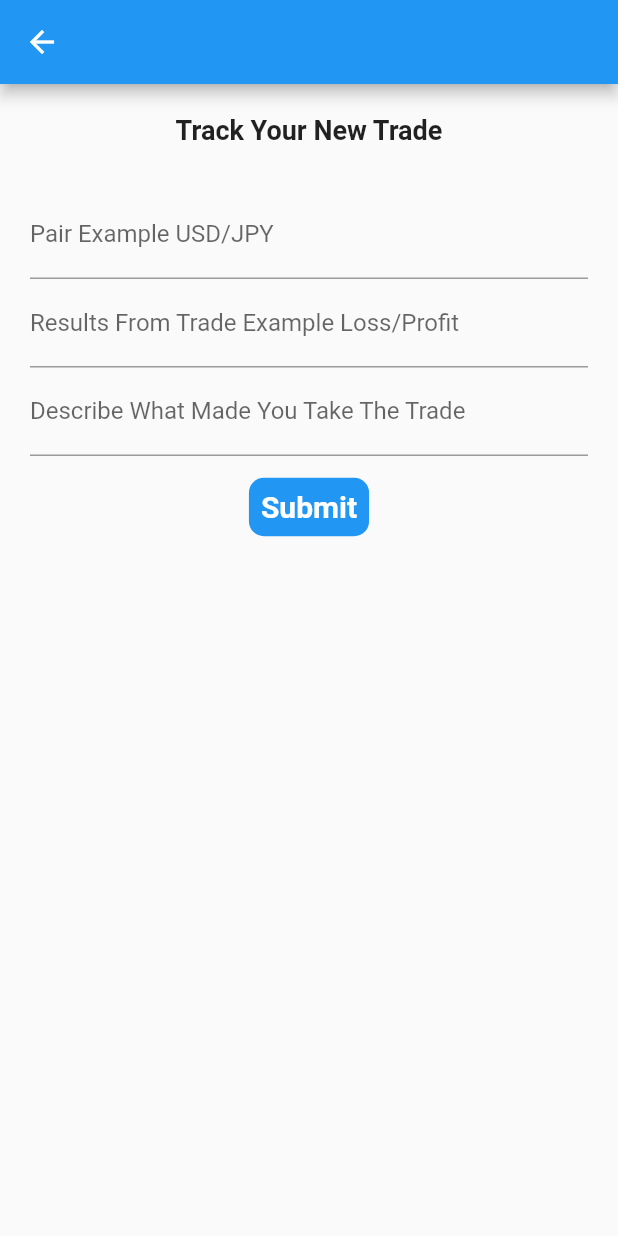
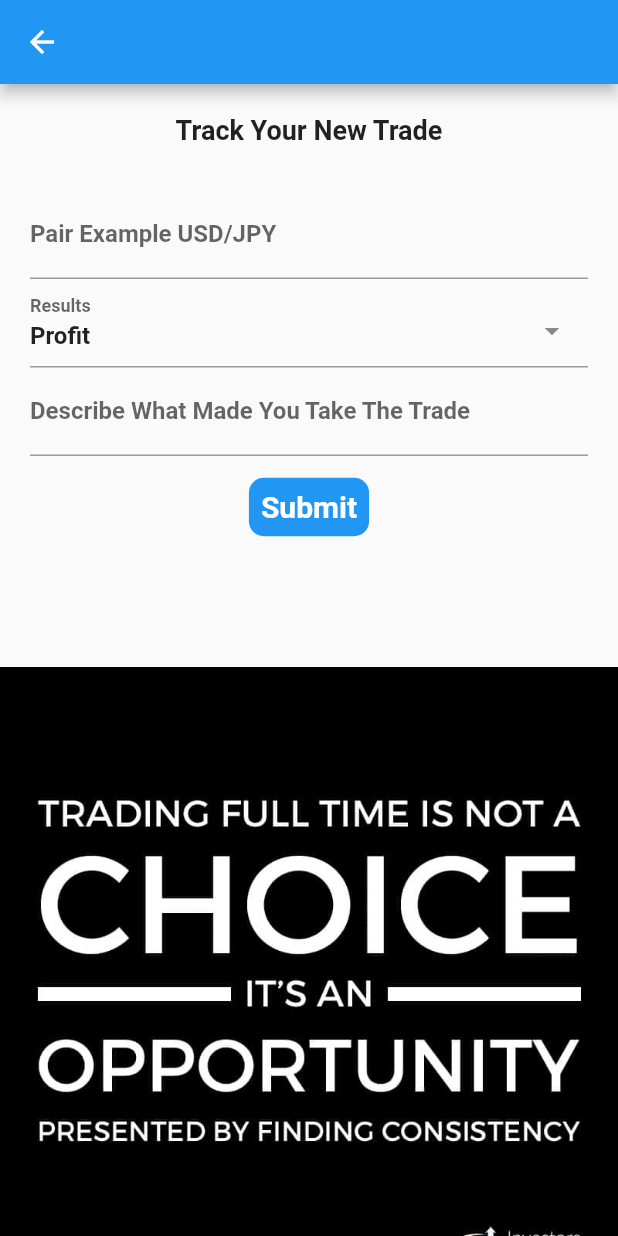
Before and after one commit to luqmantuke/FxHub, a Flutter app: the AddTrade screen opened directly, on a phone screen of 412 x 824 dp. Run offline on Flutter 3.47's test engine with Material 2 defaults, Android fonts, the phone set to English and light mode, and no system bars; drawn by our look-alikes of select_form_field; our stand-ins replace cloud_firestore, firebase_auth, firebase_core, flutter_svg, font_awesome_flutter, google_sign_in; accounts and stored records are empty.

Commit message:
Done with section A

```diff
--- a/lib/screens/add_trade.dart
+++ b/lib/screens/add_trade.dart
@@ -3,10 +3,10 @@ import 'package:firebaseauth/screens/homepage.dart';
 import 'package:flutter/material.dart';
 import 'package:provider/provider.dart';
 import '../provider/trades.dart';
+import 'package:select_form_field/select_form_field.dart';
 
 class AddTrade extends StatefulWidget {
   final List<Trade> tradeList = [];
-
   @override
   _AddTradeState createState() => _AddTradeState();
 }
@@ -15,6 +15,23 @@ class _AddTradeState extends State<AddTrade> {
   final pairController = TextEditingController();
   final resultController = TextEditingController();
   final descriptionController = TextEditingController();
+  String tradeResult = "profit";
+
+  final List<Map<String, dynamic>> _results = [
+    {
+      'value': 'profit',
+      'label': 'Profit',
+      // 'icon': Icon(Icons.stop),
+      'textStyle': TextStyle(color: Colors.green, fontSize: 18),
+    },
+    {
+      'value': 'loss',
+      'label': 'Loss',
+      // 'icon': Icon(Icons.stop),
+      'textStyle': TextStyle(color: Colors.red, fontSize: 18)
+    },
+  ];
+
   void addTrade(
     String pair,
     String id,
@@ -22,6 +39,7 @@ class _AddTradeState extends State<AddTrade> {
     String description,
   ) {
     final trade = Provider.of<Trades>(context, listen: false);
+
     trade.addTrade(Trade(
         pair: pair,
         id: 'id',
@@ -57,18 +75,46 @@ class _AddTradeState extends State<AddTrade> {
                   // height: MediaQuery.of(context).size.height * 0.2,
                   child: Column(children: [
                     TextField(
-                      decoration:
-                          InputDecoration(labelText: "Pair Example USD/JPY"),
+                      decoration: InputDecoration(
+                          labelText: "Pair Example USD/JPY",
+                          labelStyle: TextStyle(
+                              fontSize: 16, fontWeight: FontWeight.bold)),
                       controller: pairController,
+                      onChanged: (value) {
+                        pairController.value = TextEditingValue(
+                            text: value.toUpperCase(),
+                            selection: pairController.selection);
+                      },
+                    ),
+                    SelectFormField(
+                      type: SelectFormFieldType.dropdown, // or can be dialog
+                      initialValue: 'profit',
+                      // icon: Icon(Icons.money),
+                      labelText: 'Results',
+                      style:
+                          TextStyle(fontSize: 16, fontWeight: FontWeight.bold),
+                      items: _results,
+                      onChanged: (val) {
+                        setState(() {
+                          tradeResult = val;
+                        });
+                        print(tradeResult);
+                      },
+                      onSaved: (value) {
+                        if (value == null) {
+                          print("null");
+                        } else
+                          setState(() {
+                            tradeResult = value;
+                          });
+                        print(tradeResult);
+                      },
                     ),
                     TextField(
                       decoration: InputDecoration(
-                          labelText: "Results From Trade Example Loss/Profit"),
-                      controller: resultController,
-                    ),
-                    TextField(
-                      decoration: InputDecoration(
-                          labelText: "Describe What Made You Take The Trade"),
+                          labelText: "Describe What Made You Take The Trade",
+                          labelStyle: TextStyle(
+                              fontSize: 16, fontWeight: FontWeight.bold)),
                       controller: descriptionController,
                       keyboardType: TextInputType.multiline,
                       textInputAction: TextInputAction.newline,
@@ -90,13 +136,10 @@ class _AddTradeState extends State<AddTrade> {
                         ),
                       ),
                       onPressed: () {
-                        addTrade(
-                            pairController.text.toUpperCase(),
-                            'id',
-                            resultController.text.toLowerCase(),
-                            descriptionController.text);
+                        // print(tradeResult);
+                        addTrade(pairController.text.toUpperCase(), 'id',
+                            tradeResult, descriptionController.text);
                         pairController.clear();
-                        resultController.clear();
                         descriptionController.clear();
                         Navigator.push(
                             context,
@@ -110,8 +153,15 @@ class _AddTradeState extends State<AddTrade> {
                             fontWeight: FontWeight.bold,
                             color: Colors.white),
                       ),
-                    )
+                    ),
                   ]),
+                ),
+                SizedBox(height: MediaQuery.of(context).size.height * 0.1),
+                Container(
+                  child: Image.asset(
+                    "assets/images/motivation.jpg",
+                    fit: BoxFit.fill,
+                  ),
                 )
               ],
             ),
--- a/pubspec.yaml
+++ b/pubspec.yaml
@@ -36,8 +36,7 @@ dependencies:
   flutter_facebook_auth:
   cloud_firestore: ^2.3.0
   flutter_svg: ^0.22.0
-
-
+  select_form_field: ^2.2.0
 dev_dependencies:
   flutter_test:
     sdk: flutter
```
Also changed, not shown: assets/images/motivation.jpg (added), pubspec.lock.
